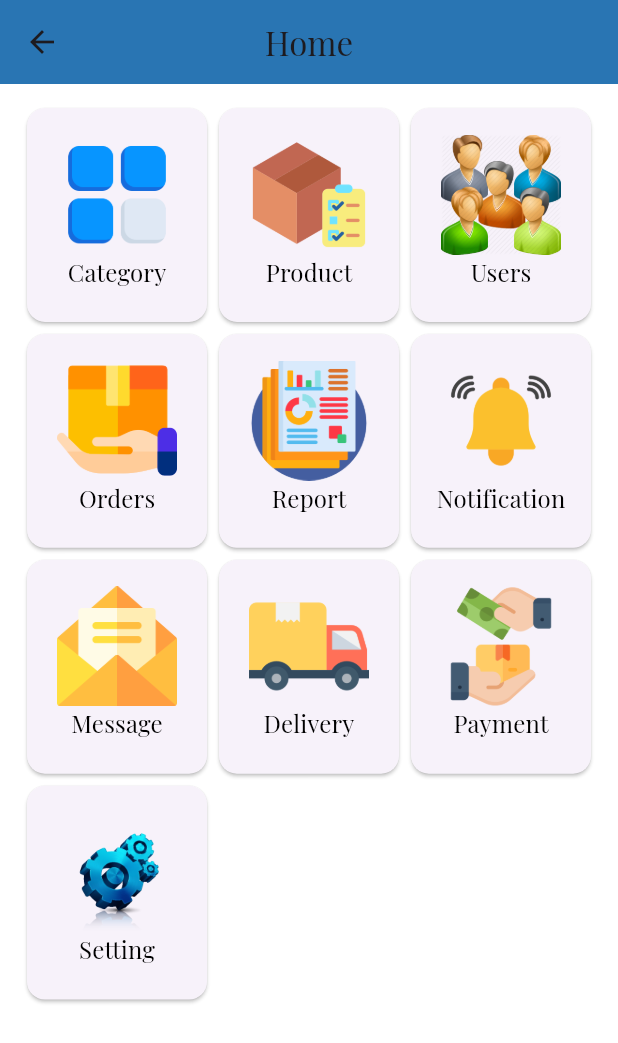
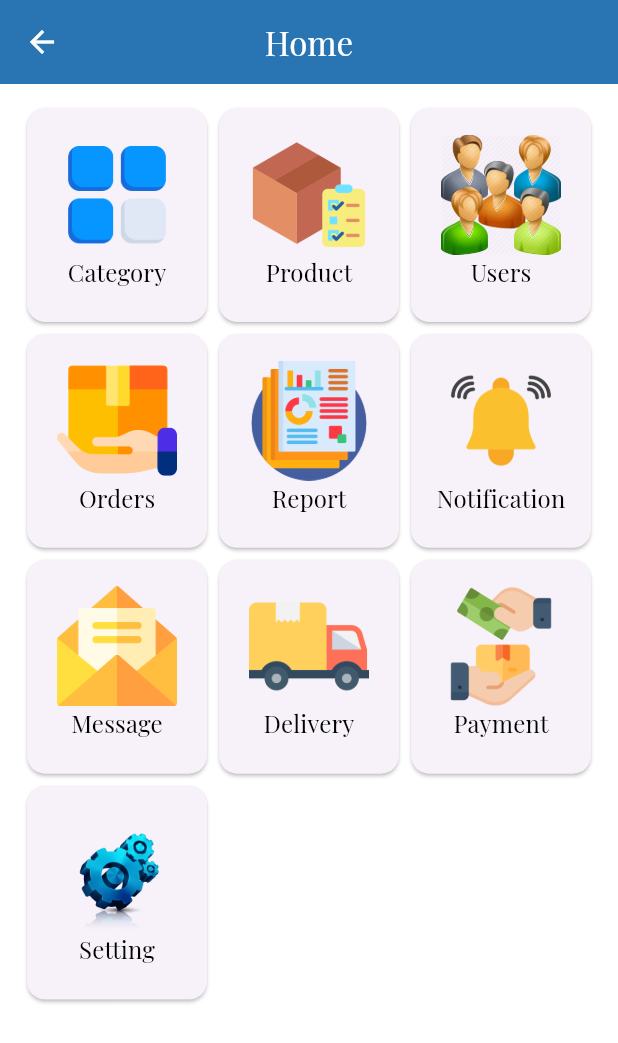
Before and after one commit to JaafarAbdulkareem/admin_ecommerce, a Flutter app: the HomeView screen opened directly, on a phone screen of 412 x 824 dp. Shown: the top 1043 px of the screen. Run offline on Flutter 3.47's test engine with Material 3 defaults, Android fonts, the phone set to English and light mode, and no system bars; our stand-ins replace dartz, device_preview, firebase_core, firebase_messaging, flutter_cache_manager, flutter_svg and 3 more; accounts and stored records are empty; project files that could hold a hidden picture were left out.

Commit message:
move splash view and body home view

```diff
--- a/lib/core/class/constant_type_theme.dart
+++ b/lib/core/class/constant_type_theme.dart
@@ -14,6 +14,7 @@ abstract class ConstantTypeTheme {
     scaffoldBackgroundColor: AppColor.backgroundScaffold,
     appBarTheme: const AppBarTheme(
       backgroundColor: AppColor.primary,
+      foregroundColor: AppColorText.textButton
     ),
     floatingActionButtonTheme: const FloatingActionButtonThemeData(
       backgroundColor: AppColor.primary,
--- a/lib/navigator_screens.dart
+++ b/lib/navigator_screens.dart
@@ -1,4 +1,4 @@
-import 'package:admin_ecommerce/core/animation/splash_view.dart';
+import 'package:admin_ecommerce/view/screen/onboarding/splash_view.dart';
 import 'package:admin_ecommerce/core/constant/constant_screen_name.dart';
 import 'package:admin_ecommerce/core/middleware/onboarding_middleware.dart';
 import 'package:admin_ecommerce/view/screen/auth/login_view.dart';
--- a/lib/view/screen/home/home_view.dart
+++ b/lib/view/screen/home/home_view.dart
@@ -1,7 +1,7 @@
 import 'package:admin_ecommerce/controller/home/home_controller.dart';
 import 'package:admin_ecommerce/core/constant/constant_bool.dart';
 import 'package:admin_ecommerce/core/localization/key_language.dart';
-import 'package:admin_ecommerce/view/widget/body_home_view.dart';
+import 'package:admin_ecommerce/view/widget/home/body_home_view.dart';
 import 'package:flutter/material.dart';
 import 'package:get/get.dart';
 
```
Also changed, not shown: lib/view/screen/onboarding/splash_view.dart (renamed from lib/core/animation/splash_view.dart), lib/view/widget/home/body_home_view.dart (renamed from lib/view/widget/body_home_view.dart).
